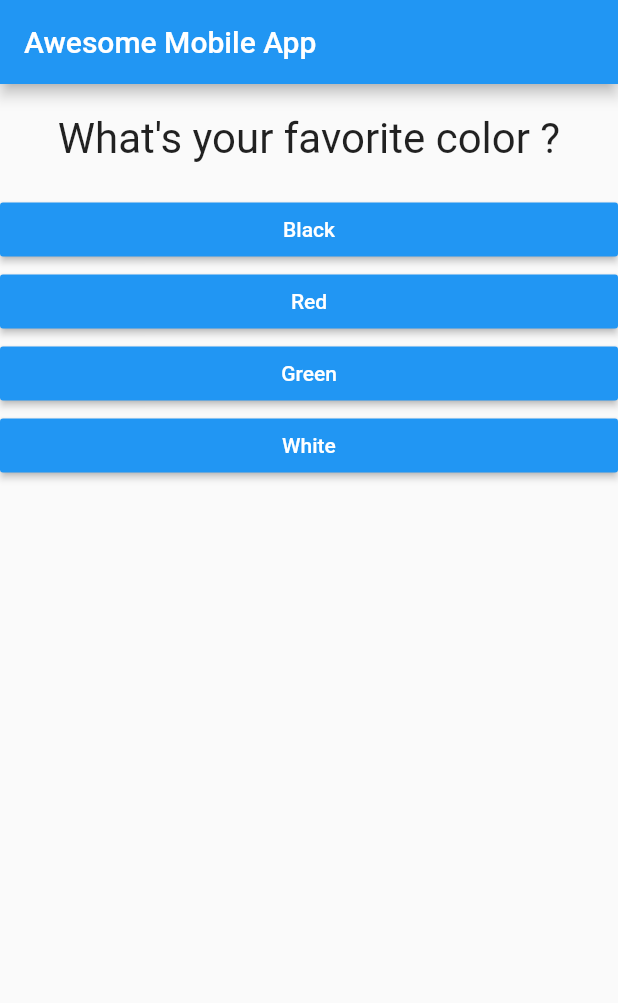
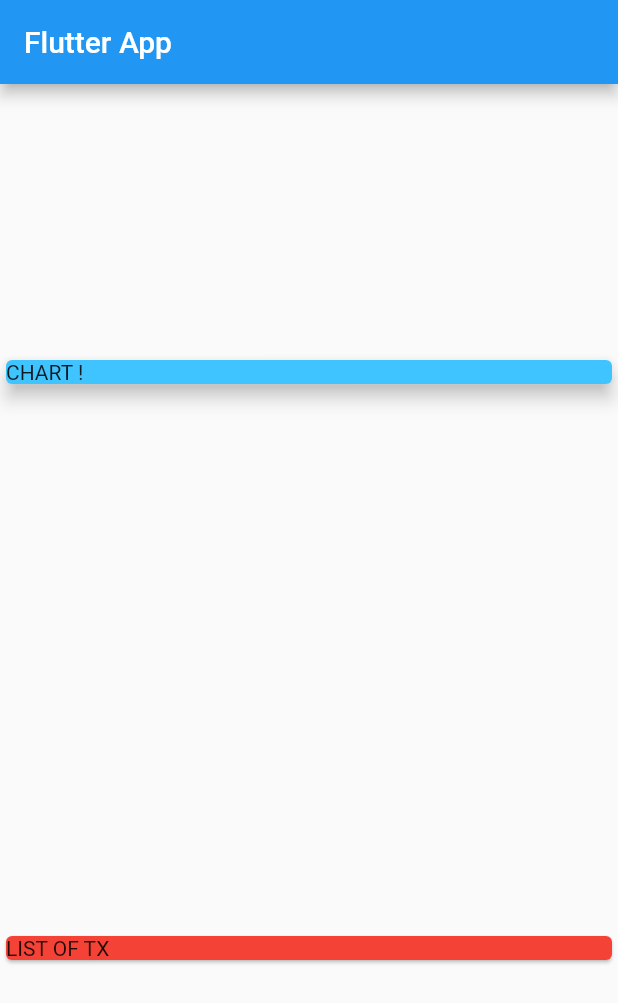
Before and after one commit to jesus-son-coder/flutter-udemy-en-majorian, a Flutter app: the screen it shows after launch, on a phone screen of 412 x 824 dp. Shown: the top 1003 px of the screen. Run offline on Flutter 3.47's test engine with Material 2 defaults, Android fonts, the phone set to English and light mode, and no system bars.

Commit message:
Section 4 - 74 : Column Alignment

```diff
--- /dev/null
+++ b/flutter_complete_guide/archives/lib/main-2022-08-05--01.dart
@@ -0,0 +1,92 @@
+// 2022-08-05 @10h40
+import 'package:flutter/material.dart';
+import '../../lib/quiz.dart';
+import '../../lib/result.dart';
+
+void main() {
+  runApp(MyApp());
+}
+
+class MyApp extends StatefulWidget {
+  @override
+  State<StatefulWidget> createState() {
+    return _MyAppState();
+  }
+}
+
+class _MyAppState extends State<MyApp> {
+
+  final _questions = const [
+    {
+      'questionText': 'What\'s your favorite color ?',
+      'answers': [
+        {'text': 'Black', 'score': 10},
+        {'text': 'Red', 'score': 5},
+        {'text': 'Green', 'score': 3},
+        {'text': 'White', 'score': 1}
+      ]
+    },
+    {
+      'questionText': 'What\'s your favorite animals ?',
+      'answers': [
+        {'text': 'Rabbit', 'score': 3},
+        {'text': 'Snake', 'score': 11},
+        {'text': 'Elephant', 'score': 7},
+        {'text': 'Lion', 'score': 5}
+      ]
+    },
+    {
+      'questionText': 'Who\'s your favorite instructor ?',
+      'answers': [
+        {'text': 'Max', 'score': 1},
+        {'text': 'John', 'score': 1},
+        {'text': 'Marc', 'score': 1},
+        {'text': 'Sylvia', 'score': 1}
+      ]
+    },
+  ];
+
+  var _questionIndex = 0;
+  var _totalScore = 0;
+
+  void _resetQuiz() {
+    setState(() {
+      _questionIndex = 0;
+      _totalScore = 0;
+    });
+  }
+
+  void _answerQuestion(int score) {
+    _totalScore += score;
+
+    setState(() {
+      _questionIndex = _questionIndex + 1;
+    });
+    print(_questionIndex);
+
+    if(_questionIndex < _questions.length) {
+      print('We have more questions!');
+    } else {
+      print('No more questions!');
+    }
+  }
+
+  @override
+  Widget build(BuildContext context) {
+
+    return MaterialApp(
+        home: Scaffold(
+          appBar: AppBar(
+            title: Text('Awesome Mobile App'),
+          ),
+          body: _questionIndex < _questions.length
+          ? Quiz(
+              answerQuestion: _answerQuestion,
+              questions: _questions,
+              questionIndex: _questionIndex
+          )
+          : Result(_totalScore, _resetQuiz),
+       )
+    );
+  }
+}
--- a/flutter_complete_guide/lib/main.dart
+++ b/flutter_complete_guide/lib/main.dart
@@ -1,91 +1,42 @@
 import 'package:flutter/material.dart';
-import './quiz.dart';
-import './result.dart';
 
-void main() {
-  runApp(MyApp());
-}
+void main() => runApp(MyApp());
 
-class MyApp extends StatefulWidget {
+class MyApp extends StatelessWidget {
   @override
-  State<StatefulWidget> createState() {
-    return _MyAppState();
+  Widget build(BuildContext context) {
+    return MaterialApp(
+      title: 'Flutter App',
+      home: MyHomePage(),
+    );
   }
 }
 
-class _MyAppState extends State<MyApp> {
-
-  final _questions = const [
-    {
-      'questionText': 'What\'s your favorite color ?',
-      'answers': [
-        {'text': 'Black', 'score': 10},
-        {'text': 'Red', 'score': 5},
-        {'text': 'Green', 'score': 3},
-        {'text': 'White', 'score': 1}
-      ]
-    },
-    {
-      'questionText': 'What\'s your favorite animals ?',
-      'answers': [
-        {'text': 'Rabbit', 'score': 3},
-        {'text': 'Snake', 'score': 11},
-        {'text': 'Elephant', 'score': 7},
-        {'text': 'Lion', 'score': 5}
-      ]
-    },
-    {
-      'questionText': 'Who\'s your favorite instructor ?',
-      'answers': [
-        {'text': 'Max', 'score': 1},
-        {'text': 'John', 'score': 1},
-        {'text': 'Marc', 'score': 1},
-        {'text': 'Sylvia', 'score': 1}
-      ]
-    },
-  ];
-
-  var _questionIndex = 0;
-  var _totalScore = 0;
-
-  void _resetQuiz() {
-    setState(() {
-      _questionIndex = 0;
-      _totalScore = 0;
-    });
-  }
-
-  void _answerQuestion(int score) {
-    _totalScore += score;
-
-    setState(() {
-      _questionIndex = _questionIndex + 1;
-    });
-    print(_questionIndex);
-
-    if(_questionIndex < _questions.length) {
-      print('We have more questions!');
-    } else {
-      print('No more questions!');
-    }
-  }
-
+class MyHomePage extends StatelessWidget {
   @override
   Widget build(BuildContext context) {
-
-    return MaterialApp(
-        home: Scaffold(
-          appBar: AppBar(
-            title: Text('Awesome Mobile App'),
+    return Scaffold(
+      appBar: AppBar(
+        title: Text('Flutter App'),
+      ),
+      body: Column(
+        mainAxisAlignment: MainAxisAlignment.spaceAround,
+        // crossAxisAlignment: CrossAxisAlignment.start,
+        crossAxisAlignment: CrossAxisAlignment.stretch,
+        children: <Widget>[
+          Container(
+            width: double.infinity,
+            child: Card(
+              color: Colors.lightBlueAccent,
+              child: Text('CHART !'),
+              elevation: 5,
+            )
           ),
-          body: _questionIndex < _questions.length
-          ? Quiz(
-              answerQuestion: _answerQuestion,
-              questions: _questions,
-              questionIndex: _questionIndex
-          )
-          : Result(_totalScore, _resetQuiz),
-       )
+          Card(
+            color: Colors.red,
+              child: Text('LIST OF TX'))
+        ],
+      ),
     );
   }
 }
```
